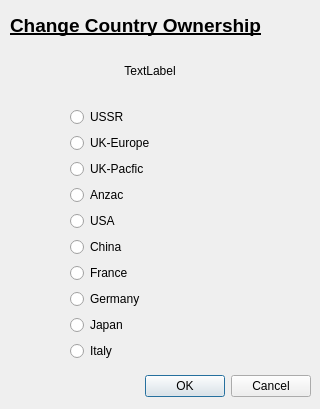
First picture: the form in AandAQTCreatorUI/changecountry.ui, repository prwilkin/Axis-Allies-Companion, before the edit.
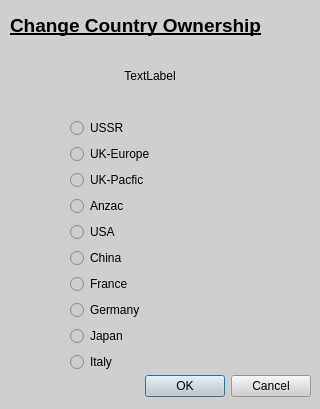
Second picture: the form after the edit.

What changed in the file:
```diff
--- a/AandAQTCreatorUI/changecountry.ui
+++ b/AandAQTCreatorUI/changecountry.ui
@@ -13,6 +13,9 @@
   <property name="windowTitle">
    <string>Dialog</string>
   </property>
+  <property name="styleSheet">
+   <string notr="true">background: rgb(207, 207, 207)</string>
+  </property>
   <widget class="QDialogButtonBox" name="buttonBox">
    <property name="geometry">
     <rect>
@@ -48,7 +51,7 @@
      <x>70</x>
      <y>40</y>
      <width>160</width>
-     <height>321</height>
+     <height>332</height>
     </rect>
    </property>
    <layout class="QVBoxLayout" name="buttons">
```
